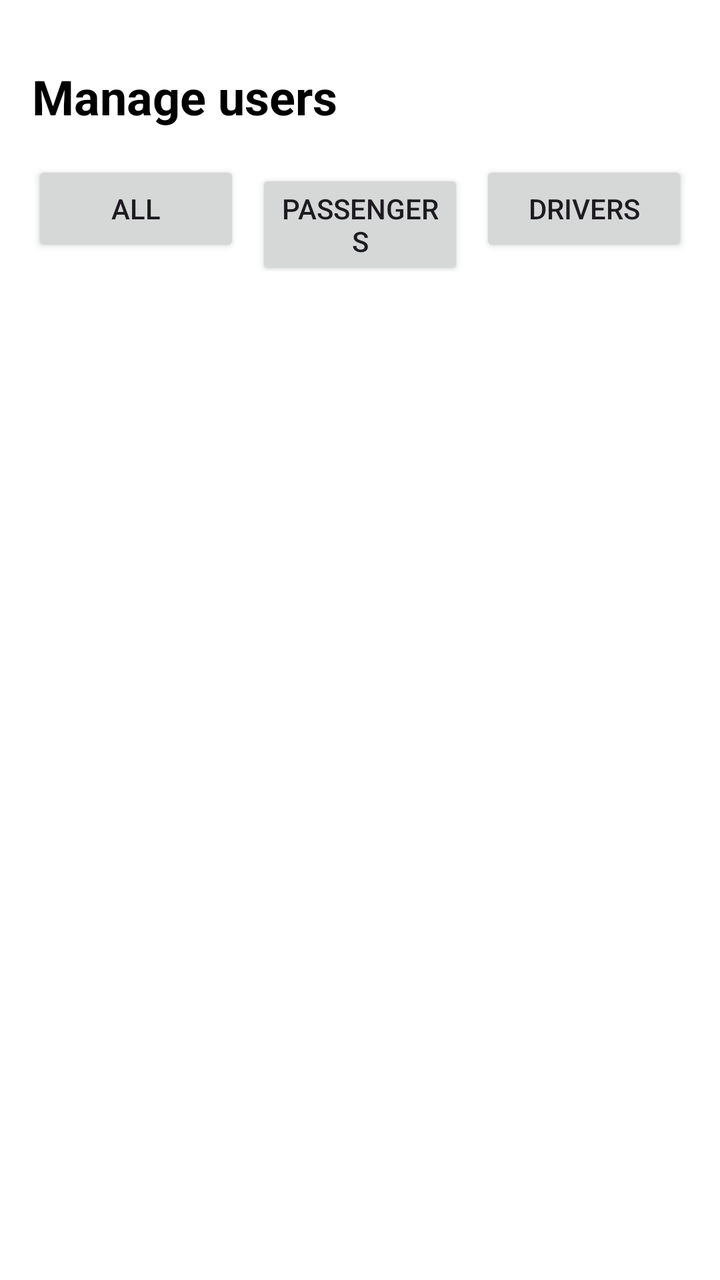
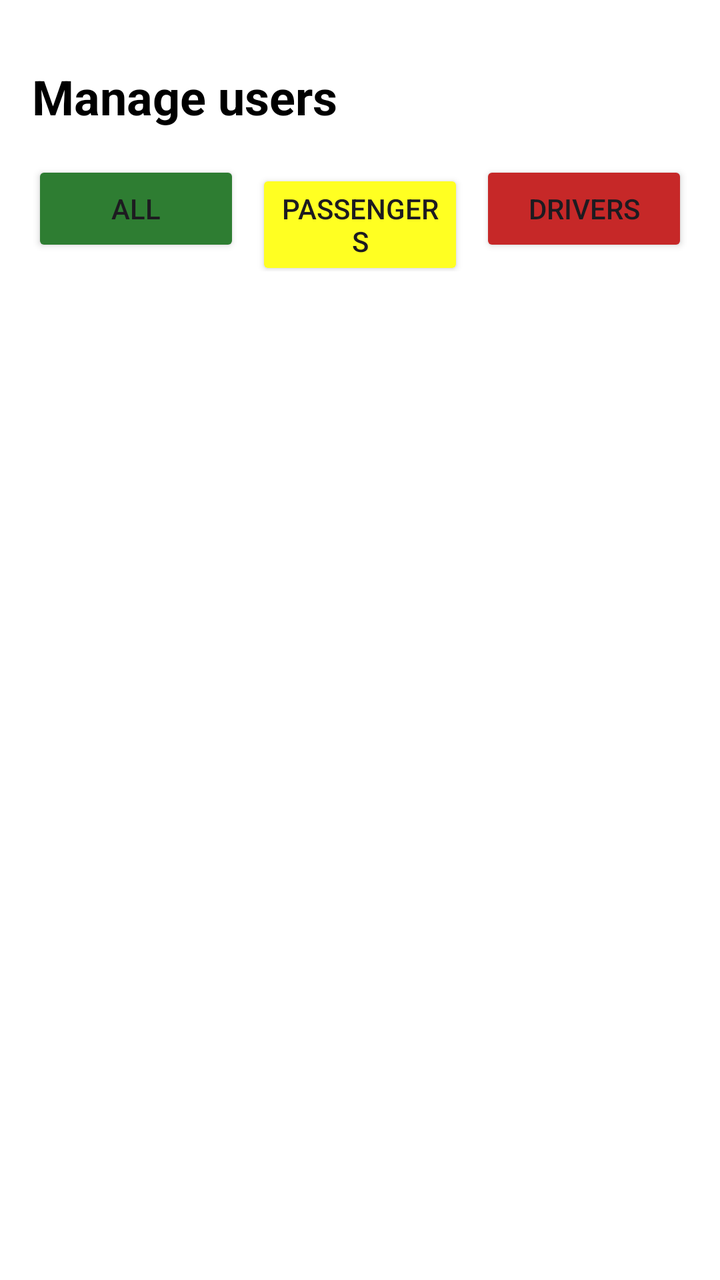

Screens rendered from an Android XML layout before and after an edit, with the pre-edit source and the edit as a unified diff.
<!-- AndroidManifest.xml: application theme Base.Theme.Team20TimDjordjina -->
<!-- res/layout/activity_admin_user_list.xml -->
<?xml version="1.0" encoding="utf-8"?>
<LinearLayout xmlns:android="http://schemas.android.com/apk/res/android"
    android:id="@+id/admin_user_list_root"
    android:layout_width="match_parent"
    android:layout_height="match_parent"
    android:background="@color/white"
    android:orientation="vertical"
    android:padding="16dp">

    <TextView
        android:id="@+id/tvUserListTitle"
        android:layout_width="match_parent"
        android:layout_height="wrap_content"
        android:layout_marginTop="16dp"
        android:layout_marginBottom="16dp"
        android:text="@string/manage_users_title"
        android:textColor="@color/black"
        android:textSize="24sp"
        android:textStyle="bold" />

    
    <LinearLayout
        android:layout_width="match_parent"
        android:layout_height="wrap_content"
        android:layout_marginBottom="12dp"
        android:orientation="horizontal">

        <Button
            android:id="@+id/btnFilterAll"
            android:layout_width="0dp"
            android:layout_height="wrap_content"
            android:layout_marginEnd="4dp"
            android:layout_weight="1"
            android:text="@string/filter_all"/>
        <Button
            android:id="@+id/btnFilterPassengers"
            android:layout_width="0dp"
            android:layout_height="wrap_content"
            android:layout_marginStart="4dp"
            android:layout_marginEnd="4dp"
            android:layout_weight="1"
            android:text="@string/filter_passengers"/>
        <Button
            android:id="@+id/btnFilterDrivers"
            android:layout_width="0dp"
            android:layout_height="wrap_content"
            android:layout_marginStart="4dp"
            android:layout_weight="1"
            android:text="@string/filter_drivers"/>
    </LinearLayout>
    
    <ProgressBar
        android:id="@+id/progressUsers"
        android:layout_width="wrap_content"
        android:layout_height="wrap_content"
        android:layout_gravity="center_horizontal"
        android:layout_marginBottom="8dp"
        android:visibility="gone" />
    
    <TextView
        android:id="@+id/tvEmpty"
        android:layout_width="match_parent"
        android:layout_height="wrap_content"
        android:layout_marginTop="24dp"
        android:text="@string/no_users_found"
        android:textAlignment="center"
        android:textColor="@color/sonic_silver"
        android:visibility="gone" />

    <androidx.recyclerview.widget.RecyclerView
        android:id="@+id/rvUsers"
        android:layout_width="match_parent"
        android:layout_height="match_parent" />

</LinearLayout>
<!-- resources referenced by this layout -->
<resources>
  <color name="black">#FF000000</color>
  <color name="sonic_silver">#757575</color>
  <color name="white">#FFFFFFFF</color>
  <string name="filter_all">All</string>
  <string name="filter_drivers">Drivers</string>
  <string name="filter_passengers">Passengers</string>
  <string name="manage_users_title">Manage users</string>
  <string name="no_users_found">No users found</string>
  <style name="Base.Theme.Team20TimDjordjina" parent="Theme.Material3.DayNight.NoActionBar">
          
          <item name="colorPrimary">@color/primary</item>
          <item name="colorSecondary">@color/secondary</item>
  
          
          <item name="android:statusBarColor">@color/primary</item>
  
          
          <item name="textInputStyle">@style/TextInputLayoutStyle</item>
          <item name="editTextStyle">@style/FormInputEditText</item>
  
          
          <item name="materialButtonStyle">@style/FormPrimaryButton</item>
      </style>
  <color name="primary">#FF000000</color>
  <color name="secondary">#999999</color>
  <style name="TextInputLayoutStyle" parent="Widget.MaterialComponents.TextInputLayout.OutlinedBox">
  
          <item name="boxStrokeColor">@color/box_stroke</item>
          <item name="boxStrokeWidth">2dp</item>
          <item name="boxCornerRadiusTopStart">8dp</item>
          <item name="boxCornerRadiusTopEnd">8dp</item>
          <item name="boxCornerRadiusBottomStart">8dp</item>
          <item name="boxCornerRadiusBottomEnd">8dp</item>
          <item name="hintTextColor">@color/text_hint</item>
          <item name="boxBackgroundColor">@color/white</item>
      </style>
  <style name="FormInputEditText">
          <item name="android:textColor">@color/input_text</item>
          <item name="android:textColorHint">@color/text_hint</item>
          <item name="android:padding">16dp</item>
      </style>
  <style name="FormPrimaryButton">
          <item name="android:layout_height">@dimen/btn_height</item>
          <item name="android:textColor">@color/black</item>
          <item name="android:textSize">16sp</item>
          <item name="android:textStyle">bold</item>
          <item name="android:textAlignment">center</item>
  
          <item name="android:background">@drawable/button_background_lite</item>
  
          <item name="android:paddingTop">@dimen/btn_top_padding</item>
          <item name="android:paddingBottom">@dimen/btn_bottom_padding</item>
          <item name="android:layout_marginBottom">@dimen/space_md</item>
      </style>
  <color name="box_stroke">#CCCCCC</color>
  <color name="text_hint">#999999</color>
  <color name="input_text">#000000</color>
  <dimen name="btn_height">56dp</dimen>
  <!-- drawable button_background_lite (drawable) -->
  <?xml version="1.0" encoding="utf-8"?>
  <shape xmlns:android="http://schemas.android.com/apk/res/android"
      android:shape="rectangle">
      <corners android:radius="@dimen/radius_md" />
      <solid android:color="@color/white" />
  </shape>
  <dimen name="btn_top_padding">14dp</dimen>
  <dimen name="btn_bottom_padding">14dp</dimen>
  <dimen name="space_md">16dp</dimen>
  <dimen name="radius_md">8dp</dimen>
</resources>

<!-- the commit's change to res/layout/activity_admin_user_list.xml (unified diff, before → after) -->
@@ -31,7 +31,8 @@
             android:layout_height="wrap_content"
             android:layout_marginEnd="4dp"
             android:layout_weight="1"
-            android:text="@string/filter_all"/>
+            android:text="@string/filter_all"
+            android:backgroundTint="@color/green"/>
         <Button
             android:id="@+id/btnFilterPassengers"
             android:layout_width="0dp"
@@ -39,14 +40,16 @@
             android:layout_marginStart="4dp"
             android:layout_marginEnd="4dp"
             android:layout_weight="1"
-            android:text="@string/filter_passengers"/>
+            android:text="@string/filter_passengers"
+            android:backgroundTint="@color/yellow"/>
         <Button
             android:id="@+id/btnFilterDrivers"
             android:layout_width="0dp"
             android:layout_height="wrap_content"
             android:layout_marginStart="4dp"
             android:layout_weight="1"
-            android:text="@string/filter_drivers"/>
+            android:text="@string/filter_drivers"
+            android:backgroundTint="@color/red"/>
     </LinearLayout>
     
     <ProgressBar
<!-- resource entries referenced after the edit -->
@@ -1,8 +1,11 @@
 <!-- resources referenced by this layout -->
 <resources>
   <color name="black">#FF000000</color>
+  <color name="green">#2E7D32</color>
+  <color name="red">#C62828</color>
   <color name="sonic_silver">#757575</color>
   <color name="white">#FFFFFFFF</color>
+  <color name="yellow">#FFFF22</color>
   <string name="filter_all">All</string>
   <string name="filter_drivers">Drivers</string>
   <string name="filter_passengers">Passengers</string>
